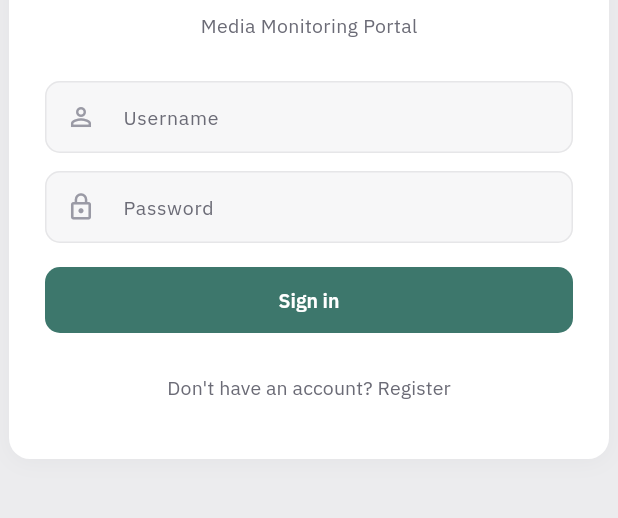
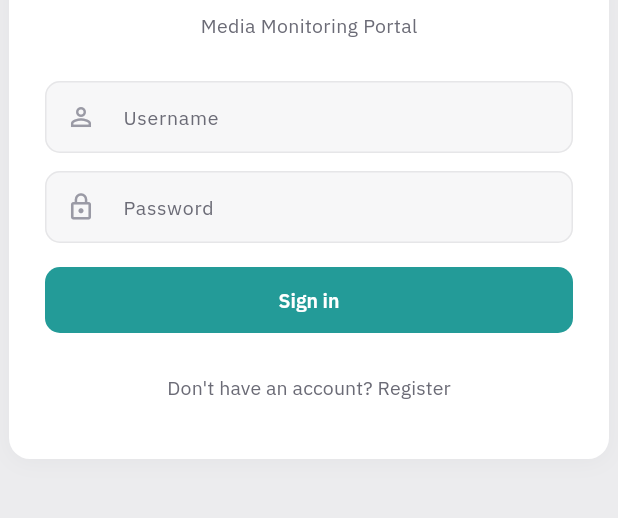
Before and after one commit to Shun-Github1/newsletter-portal, a Flutter app: the screen it shows after launch, on a phone screen of 412 x 824 dp, the part 483-1001 px from its top. Run offline on Flutter 3.47's test engine with Material 3 defaults, Android fonts, the phone set to English and light mode, and no system bars; our stand-ins replace cookie_jar, dio, dio_cookie_manager, flutter_riverpod, go_router, google_fonts and 2 more; missing offline and left inert: window_manager; accounts and stored records are empty; network calls fail.

Commit message:
Use light mode logo teal #239B98 for light theme and standardize Presets menu header

```diff
--- a/app/lib/core/theme/app_theme.dart
+++ b/app/lib/core/theme/app_theme.dart
@@ -17,6 +17,8 @@ class AppColors extends ThemeExtension<AppColors> {
     required this.textTertiary,
     required this.icon,
     required this.iconHover,
+    required this.accent,
+    required this.accentDim,
     required this.accentSoft,
     required this.warningSoft,
     required this.errorSoft,
@@ -36,13 +38,14 @@ class AppColors extends ThemeExtension<AppColors> {
   final Color icon;
   /// Icon color on hover — black in light, white in dark.
   final Color iconHover;
+  final Color accent;
+  final Color accentDim;
   final Color accentSoft;
   final Color warningSoft;
   final Color errorSoft;
 
-  // Shared across themes
-  static const Color accent = Color(0xFF3D776C);
-  static const Color accentDim = Color(0xFF2E5B53);
+  // Shared / default fallbacks
+  static const Color accentDefault = Color(0xFF239B98);
   static const Color onAccent = Color(0xFFFFFFFF);
   static const Color warning = Color(0xFFB26A00);
   static const Color error = Color(0xFFD92D20);
@@ -52,6 +55,10 @@ class AppColors extends ThemeExtension<AppColors> {
   static const Color terminalGreen = Color(0xFF12805C);
   static const Color terminalRed = Color(0xFFD92D20);
   static const Color terminalAmber = Color(0xFFB26A00);
+
+  // Static alias for light-mode accent (#239B98)
+  static const Color accent = Color(0xFF239B98);
+  static const Color accentDim = Color(0xFF1B7A78);
 
   static const AppColors light = AppColors(
     background: Color(0xFFFFFFFF),
@@ -66,7 +73,9 @@ class AppColors extends ThemeExtension<AppColors> {
     textTertiary: Color(0xFF9A9AA5),
     icon: Color(0xFF6B6B76),
     iconHover: Color(0xFF0D0D0D),
-    accentSoft: Color(0xFFEAF1F0),
+    accent: Color(0xFF239B98),
+    accentDim: Color(0xFF1B7A78),
+    accentSoft: Color(0xFFE9F5F4),
     warningSoft: Color(0xFFFCF3E6),
     errorSoft: Color(0xFFFDECEA),
   );
@@ -84,6 +93,8 @@ class AppColors extends ThemeExtension<AppColors> {
     textTertiary: Color(0xFF6E6E78),
     icon: Color(0xFFA0A0AB),
     iconHover: Color(0xFFFFFFFF),
+    accent: Color(0xFF3D776C),
+    accentDim: Color(0xFF2E5B53),
     accentSoft: Color(0xFF182F2B),
     warningSoft: Color(0xFF332A00),
     errorSoft: Color(0xFF3A1515),
@@ -108,6 +119,8 @@ class AppColors extends ThemeExtension<AppColors> {
     Color? textTertiary,
     Color? icon,
     Color? iconHover,
+    Color? accent,
+    Color? accentDim,
     Color? accentSoft,
     Color? warningSoft,
     Color? errorSoft,
@@ -125,6 +138,8 @@ class AppColors extends ThemeExtension<AppColors> {
       textTertiary: textTertiary ?? this.textTertiary,
       icon: icon ?? this.icon,
       iconHover: iconHover ?? this.iconHover,
+      accent: accent ?? this.accent,
+      accentDim: accentDim ?? this.accentDim,
       accentSoft: accentSoft ?? this.accentSoft,
       warningSoft: warningSoft ?? this.warningSoft,
       errorSoft: errorSoft ?? this.errorSoft,
@@ -147,6 +162,8 @@ class AppColors extends ThemeExtension<AppColors> {
       textTertiary: Color.lerp(textTertiary, other.textTertiary, t)!,
       icon: Color.lerp(icon, other.icon, t)!,
       iconHover: Color.lerp(iconHover, other.iconHover, t)!,
+      accent: Color.lerp(accent, other.accent, t)!,
+      accentDim: Color.lerp(accentDim, other.accentDim, t)!,
       accentSoft: Color.lerp(accentSoft, other.accentSoft, t)!,
       warningSoft: Color.lerp(warningSoft, other.warningSoft, t)!,
       errorSoft: Color.lerp(errorSoft, other.errorSoft, t)!,
@@ -179,9 +196,9 @@ class AppTheme {
       extensions: [colors],
       colorScheme: ColorScheme(
         brightness: brightness,
-        primary: AppColors.accent,
+        primary: colors.accent,
         onPrimary: AppColors.onAccent,
-        secondary: AppColors.accentDim,
+        secondary: colors.accentDim,
         onSecondary: AppColors.onAccent,
         surface: colors.surface,
         onSurface: colors.textPrimary,
@@ -237,7 +254,7 @@ class AppTheme {
         ),
         focusedBorder: OutlineInputBorder(
           borderRadius: BorderRadius.circular(10),
-          borderSide: const BorderSide(color: AppColors.accent, width: 1.5),
+          borderSide: BorderSide(color: colors.accent, width: 1.5),
         ),
         errorBorder: OutlineInputBorder(
           borderRadius: BorderRadius.circular(10),
@@ -251,7 +268,7 @@ class AppTheme {
       // Important actions use the accent.
       elevatedButtonTheme: ElevatedButtonThemeData(
         style: ElevatedButton.styleFrom(
-          backgroundColor: AppColors.accent,
+          backgroundColor: colors.accent,
           foregroundColor: AppColors.onAccent,
           disabledBackgroundColor: colors.surfaceHover,
           disabledForegroundColor: colors.textTertiary,
@@ -274,18 +291,18 @@ class AppTheme {
       ),
       checkboxTheme: CheckboxThemeData(
         fillColor: WidgetStateProperty.resolveWith((states) {
-          if (states.contains(WidgetState.selected)) return AppColors.accent;
+          if (states.contains(WidgetState.selected)) return colors.accent;
           return null;
         }),
         checkColor: WidgetStateProperty.all(AppColors.onAccent),
         side: BorderSide(color: colors.border, width: 1.5),
       ),
       progressIndicatorTheme: ProgressIndicatorThemeData(
-        color: AppColors.accent,
+        color: colors.accent,
       ),
       sliderTheme: SliderThemeData(
-        activeTrackColor: AppColors.accent,
-        thumbColor: AppColors.accent,
+        activeTrackColor: colors.accent,
+        thumbColor: colors.accent,
         inactiveTrackColor: colors.border,
       ),
       snackBarTheme: SnackBarThemeData(
--- a/app/lib/presentation/widgets/sidebar_preset_list.dart
+++ b/app/lib/presentation/widgets/sidebar_preset_list.dart
@@ -99,14 +99,16 @@ class SidebarPresetList extends StatelessWidget {
             children: [
               Text(
                 'Projects',
-                style: AppTypography.panelTitle,
+                style: AppTypography.panelTitle.copyWith(
+                  color: AppColors.of(context).textPrimary,
+                ),
               ),
               AppIconButton(
                 icon: Icons.add,
                 size: 16,
                 onPressed: onAdd,
                 padding: const EdgeInsets.all(4),
-                tooltip: 'Add preset',
+                tooltip: 'Add project',
               ),
             ],
           ),
```
Also changed, not shown: app/lib/presentation/pages/terminal/terminal_page.dart (+7 -8 lines), 1 other file.
